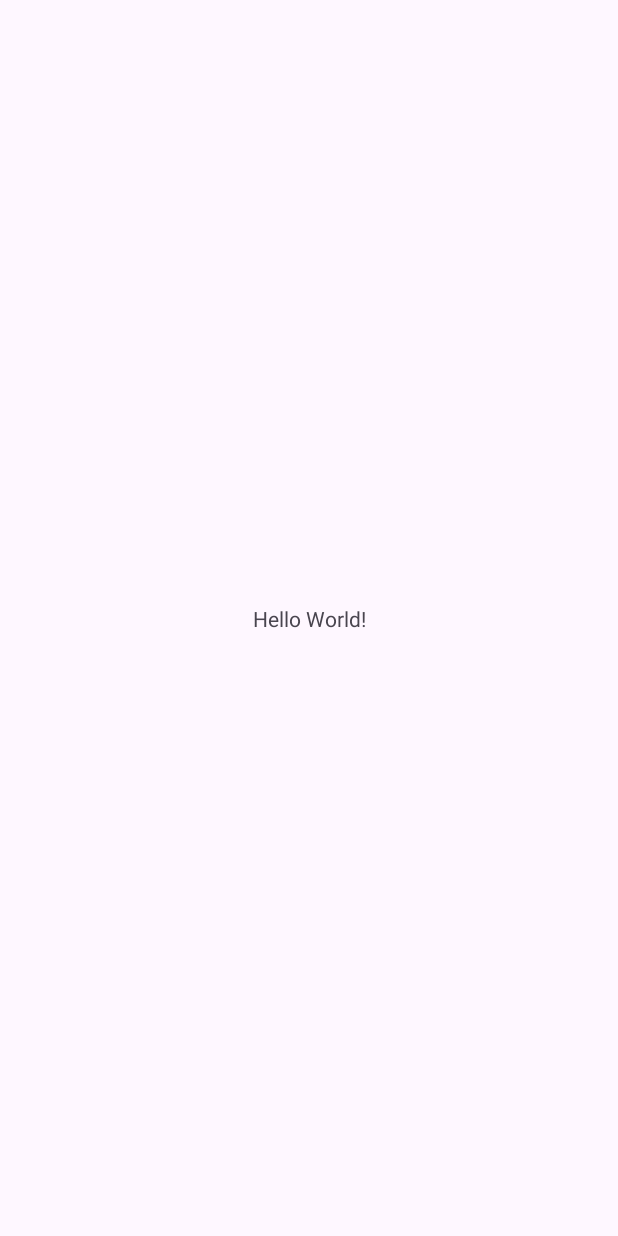
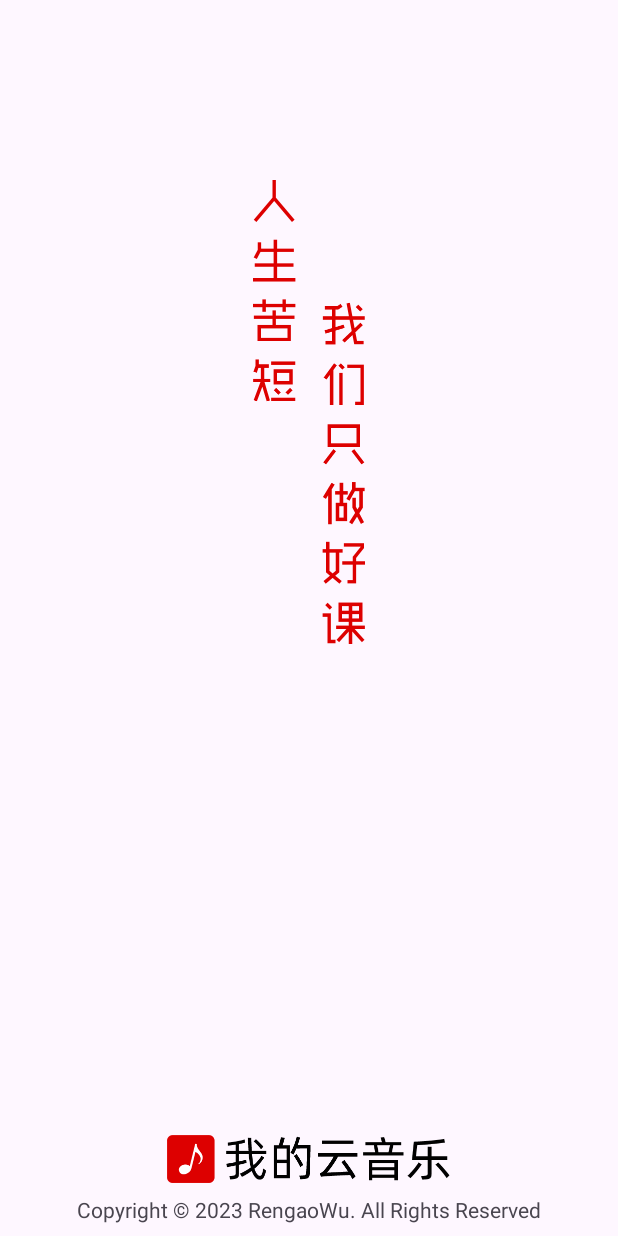
Before and after one commit to kriywu/CokeM, an Android app: the screen it shows after launch (MainActivity), on a phone screen of 412 x 824 dp. Before the commit the screen is almost empty. Run offline under Robolectric (Android 15) with nearby library versions, the phone set to English and light mode, and no system bars.

Commit message:
fix: add splash page

```diff
--- a/app/src/main/java/com/wurengao/mycloudmusic/MainActivity.kt
+++ b/app/src/main/java/com/wurengao/mycloudmusic/MainActivity.kt
@@ -1,11 +1,16 @@
 package com.wurengao.mycloudmusic
 
 import android.os.Bundle
+import android.widget.TextView
 import androidx.appcompat.app.AppCompatActivity
+import java.util.Calendar
 
 class MainActivity : AppCompatActivity() {
     override fun onCreate(savedInstanceState: Bundle?) {
         super.onCreate(savedInstanceState)
         setContentView(R.layout.activity_main)
+
+        val year = Calendar.getInstance()[Calendar.YEAR]
+        findViewById<TextView>(R.id.copyright).text = getString(R.string.copyright, year)
     }
 }
--- a/app/src/main/res/layout/activity_main.xml
+++ b/app/src/main/res/layout/activity_main.xml
@@ -1,18 +1,35 @@
 <?xml version="1.0" encoding="utf-8"?>
-<androidx.constraintlayout.widget.ConstraintLayout xmlns:android="http://schemas.android.com/apk/res/android"
-    xmlns:app="http://schemas.android.com/apk/res-auto"
+<RelativeLayout
+    xmlns:android="http://schemas.android.com/apk/res/android"
     xmlns:tools="http://schemas.android.com/tools"
     android:layout_width="match_parent"
     android:layout_height="match_parent"
     tools:context=".MainActivity">
 
+    <ImageView
+        android:id="@+id/iv"
+        android:src="@drawable/splash_banner"
+        android:layout_marginTop="120dp"
+        android:layout_centerHorizontal="true"
+        android:layout_width="wrap_content"
+        android:layout_height="wrap_content"/>
+
+
+    <ImageView
+        android:id="@+id/logo"
+        android:src="@drawable/splash_logo"
+        android:layout_centerHorizontal="true"
+        android:layout_above="@id/copyright"
+        android:layout_width="wrap_content"
+
+        android:layout_height="wrap_content"/>
+
     <TextView
+        android:id="@+id/copyright"
+        android:layout_alignParentBottom="true"
+        android:layout_centerHorizontal="true"
+        android:layout_margin="8dp"
+        android:text="@string/copyright"
         android:layout_width="wrap_content"
-        android:layout_height="wrap_content"
-        android:text="Hello World!"
-        app:layout_constraintBottom_toBottomOf="parent"
-        app:layout_constraintEnd_toEndOf="parent"
-        app:layout_constraintStart_toStartOf="parent"
-        app:layout_constraintTop_toTopOf="parent" />
-
-</androidx.constraintlayout.widget.ConstraintLayout>
+        android:layout_height="wrap_content"/>
+</RelativeLayout>
--- a/app/src/main/res/values/strings.xml
+++ b/app/src/main/res/values/strings.xml
@@ -1,3 +1,4 @@
 <resources>
     <string name="app_name">MyCloudMusic</string>
+    <string name="copyright">Copyright © %d RengaoWu. All Rights Reserved</string>
 </resources>
```
Also changed, not shown: app/src/main/res/drawable-xxhdpi/splash_ad.png (added), app/src/main/res/drawable-xxhdpi/splash_banner.png (added), app/src/main/res/drawable-xxhdpi/splash_logo.png (added).
